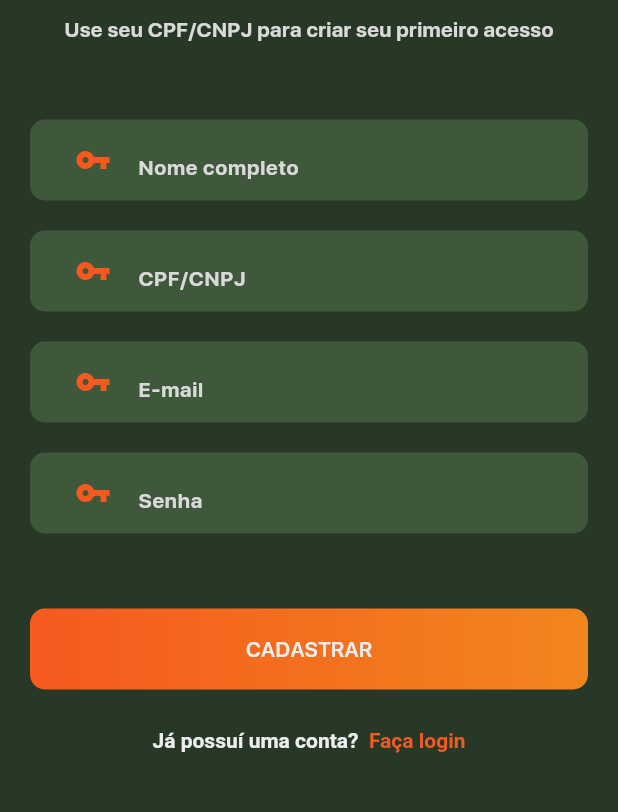
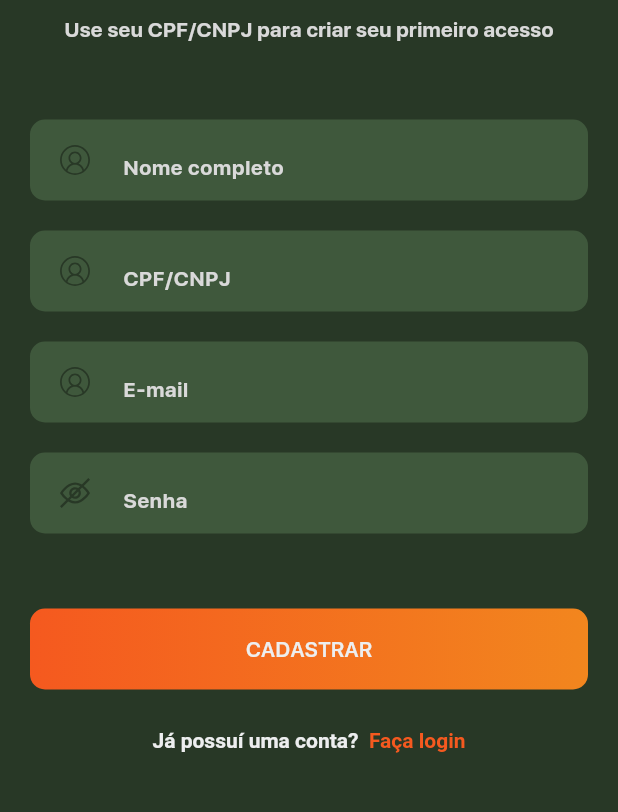
Before and after one commit to WGS-94/Flutter-TodoApp, a Flutter app: the SignUpScreen screen opened directly, on a phone screen of 412 x 824 dp, the part 236-1048 px from its top. Run offline on Flutter 3.47's test engine with Material 3 defaults, Android fonts, the light colour scheme and no system bars; our stand-ins replace flutter_svg.

Commit message:
:tada: Refatoring this app

```diff
--- a/lib/widget/text_fild.dart
+++ b/lib/widget/text_fild.dart
@@ -1,4 +1,5 @@
 import 'package:flutter/material.dart';
+import 'package:flutter_svg/svg.dart';
 import 'package:flutter_todo_app/constants/colors.dart';
 import 'package:flutter_todo_app/constants/text_style.dart';
 
@@ -11,7 +12,7 @@ Widget textFild({
 }) {
   return Container(
     height: 54.0,
-    padding: const EdgeInsets.symmetric(horizontal: 30),
+    padding: const EdgeInsets.only(left: 20, right: 40),
     margin: const EdgeInsets.symmetric(
       horizontal: 20.0,
       vertical: 10.0,
@@ -23,9 +24,14 @@ Widget textFild({
     child: Row(
       mainAxisAlignment: MainAxisAlignment.spaceBetween,
       children: [
-        const Icon(
-          Icons.vpn_key,
-          color: Color(0xffF5591F),
+        //  const Icon(
+        //   Icons.vpn_key,
+        //   color: Color(0xffF5591F),
+        // ),
+        SvgPicture.asset(
+          'assets/icon/$image',
+          height: 20.0,
+          color: green800,
         ),
         SizedBox(
           width: 270.0,
@@ -41,11 +47,6 @@ Widget textFild({
             style: headline2,
           ),
         ),
-        // SvgPicture.asset(
-        //   'assets/icon/$image',
-        //   height: 20.0,
-        //   color: grayText,
-        // )
       ],
     ),
   );
```
